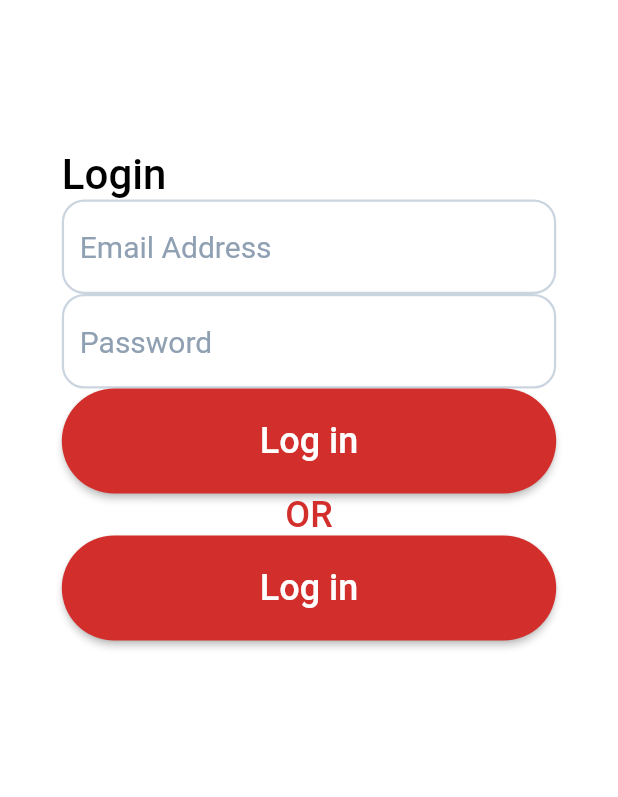
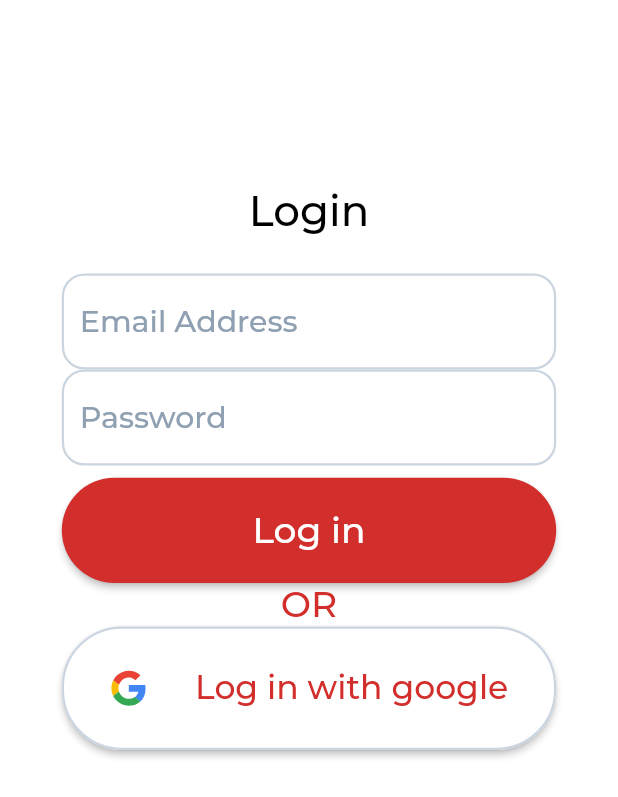
Before and after one commit to dev-aminmo/blood_bank, a Flutter app: the screen it shows after launch, on a phone screen of 412 x 824 dp. Shown: the top 797 px of the screen. Run offline on Flutter 3.47's test engine with Material 2 defaults, Android fonts, the phone set to English and light mode, and no system bars; our stand-ins replace flutter_svg.

Commit message:
adding login screen

```diff
--- a/lib/screens/login.dart
+++ b/lib/screens/login.dart
@@ -1,5 +1,7 @@
 import 'package:blood_app/shared_ui/sharedui.dart';
+import 'package:flutter/cupertino.dart';
 import 'package:flutter/material.dart';
+import 'package:flutter_svg/flutter_svg.dart';
 
 class Login extends StatefulWidget {
   @override
@@ -14,32 +16,88 @@ class _LoginState extends State<Login> {
     height = MediaQuery.of(context).size.height;
     width = MediaQuery.of(context).size.width;
     return Scaffold(
+      resizeToAvoidBottomPadding: false,
       backgroundColor: Colors.white,
       body: Container(
         margin: EdgeInsets.symmetric(horizontal: width * 0.1),
+        height: height,
+        width: width,
         child: Column(
-          crossAxisAlignment: CrossAxisAlignment.start,
           children: [
             SizedBox(
-              height: 100,
+              height: height * 0.15,
             ),
             Text(
               'Login',
               style: SharedUI.textStyle(Colors.black).copyWith(fontSize: 28),
             ),
             Form(
-                child: Flexible(
+                child: Expanded(
+              child: Column(
+                mainAxisAlignment: MainAxisAlignment.spaceBetween,
+                children: [
+                  SizedBox(
+                    height: height * 0.03,
+                  ),
+                  Expanded(
+                    flex: 1,
                     child: Column(
                       mainAxisAlignment: MainAxisAlignment.spaceAround,
                       children: [
                         SharedUI.input('Email Address'),
                         SharedUI.input('Password'),
+                      ],
+                    ),
+                  ),
+                  Expanded(
+                    flex: 2,
+                    child: Column(
+                      mainAxisAlignment: MainAxisAlignment.spaceAround,
+                      children: [
+                        SizedBox(
+                          height: height * 0.01,
+                        ),
                         SharedUI.drawButton(width, height * 0.85, 'Log in'),
                         Text(
                           'OR',
                           style: SharedUI.textStyle(SharedUI.red),
                         ),
-                  SharedUI.drawButton(width, height * 0.85, 'Log in'),
+                        SizedBox(
+                          width: width * 0.85,
+                          height: height * 0.1,
+                          child: RaisedButton(
+                            shape: RoundedRectangleBorder(
+                                side: BorderSide(
+                                    width: 1.5, color: Color(0xffCBD5E0)),
+                                borderRadius: BorderRadius.circular(40)),
+                            child: Row(
+                              mainAxisAlignment: MainAxisAlignment.spaceAround,
+                              children: [
+                                SvgPicture.asset(
+                                  'assets/icons/google_icon.svg',
+                                  width: 25,
+                                  height: 25,
+                                ),
+                                Text(
+                                  'Log in with google',
+                                  style: TextStyle(
+                                      fontFamily: 'Montserrat',
+                                      fontWeight: FontWeight.w400,
+                                      color: SharedUI.red,
+                                      fontSize: 22),
+                                ),
+                              ],
+                            ),
+                            color: SharedUI.white,
+                            onPressed: () {},
+                          ),
+                        ),
+                        SizedBox(
+                          height: height * 0.01,
+                        ),
+                      ],
+                    ),
+                  )
                 ],
               ),
             ))
--- a/lib/shared_ui/sharedui.dart
+++ b/lib/shared_ui/sharedui.dart
@@ -62,10 +62,8 @@ class SharedUI {
     return SizedBox(
       width: width * 0.85,
       height: height * 0.1,
-      child: Flexible(
       child: RaisedButton(
-          shape:
-              RoundedRectangleBorder(borderRadius: BorderRadius.circular(40)),
+        shape: RoundedRectangleBorder(borderRadius: BorderRadius.circular(40)),
         child: Text(
           text,
           style: textStyle(textColor),
@@ -73,7 +71,6 @@ class SharedUI {
         color: bgColor,
         onPressed: () {},
       ),
-      ),
     );
   }
 }
--- a/pubspec.yaml
+++ b/pubspec.yaml
@@ -28,6 +28,7 @@ dependencies:
   # The following adds the Cupertino Icons font to your application.
   # Use with the CupertinoIcons class for iOS style icons.
   cupertino_icons: ^0.1.3
+  flutter_svg: ^0.19.1
 
 dev_dependencies:
   flutter_test:
@@ -47,6 +48,7 @@ flutter:
   # To add assets to your application, add an assets section, like this:
   assets:
     - assets/images/stock.jpg
+    - assets/icons/google_icon.svg
   #   - images/a_dot_ham.jpeg
 
   # An image asset can refer to one or more resolution-specific "variants", see
@@ -60,6 +62,7 @@ flutter:
   # "family" key with the font family name, and a "fonts" key with a
   # list giving the asset and other descriptors for the font. For
   # example:
+  fonts:
     - family: Montserrat
       fonts:
         - asset: assets/fonts/Montserrat-Bold.ttf
```
Also changed, not shown: assets/icons/google_icon.svg (added), pubspec.lock. Lines whose indentation alone changed are shown as unchanged.
